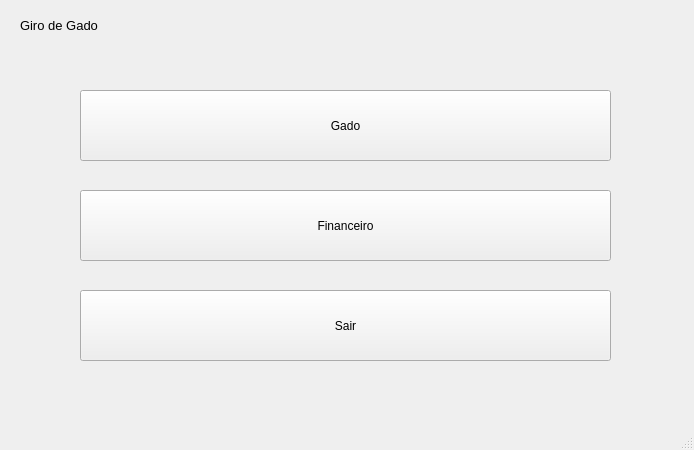
Qt form homescreen.ui (MaceGabriel/GiroDeGado) before a commit.
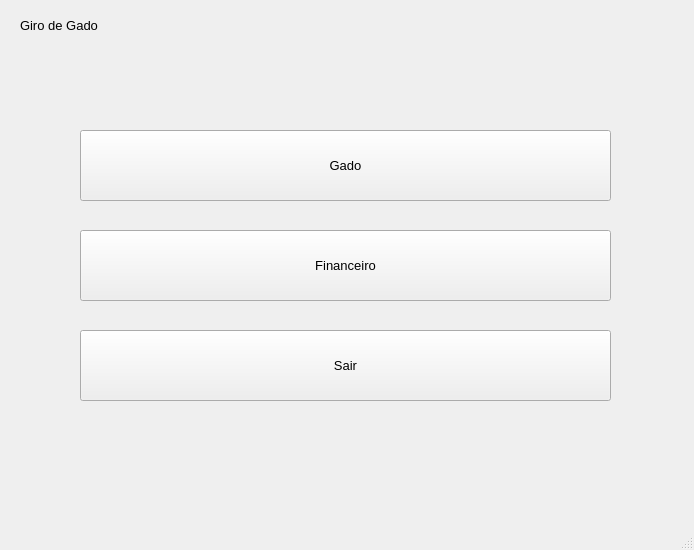
The same form after that commit.

Diff of the .ui file:
```diff
--- a/homescreen.ui
+++ b/homescreen.ui
@@ -7,7 +7,7 @@
     <x>0</x>
     <y>0</y>
     <width>694</width>
-    <height>450</height>
+    <height>550</height>
    </rect>
   </property>
   <property name="windowTitle">
@@ -18,11 +18,16 @@
     <property name="geometry">
      <rect>
       <x>80</x>
-      <y>90</y>
+      <y>130</y>
       <width>531</width>
       <height>71</height>
      </rect>
     </property>
+    <property name="font">
+     <font>
+      <pointsize>10</pointsize>
+     </font>
+    </property>
     <property name="text">
      <string>Gado</string>
     </property>
@@ -31,11 +36,16 @@
     <property name="geometry">
      <rect>
       <x>80</x>
-      <y>290</y>
+      <y>330</y>
       <width>531</width>
       <height>71</height>
      </rect>
     </property>
+    <property name="font">
+     <font>
+      <pointsize>10</pointsize>
+     </font>
+    </property>
     <property name="text">
      <string>Sair</string>
     </property>
@@ -44,11 +54,16 @@
     <property name="geometry">
      <rect>
       <x>80</x>
-      <y>190</y>
+      <y>230</y>
       <width>531</width>
       <height>71</height>
      </rect>
     </property>
+    <property name="font">
+     <font>
+      <pointsize>10</pointsize>
+     </font>
+    </property>
     <property name="text">
      <string>Financeiro</string>
     </property>
```
